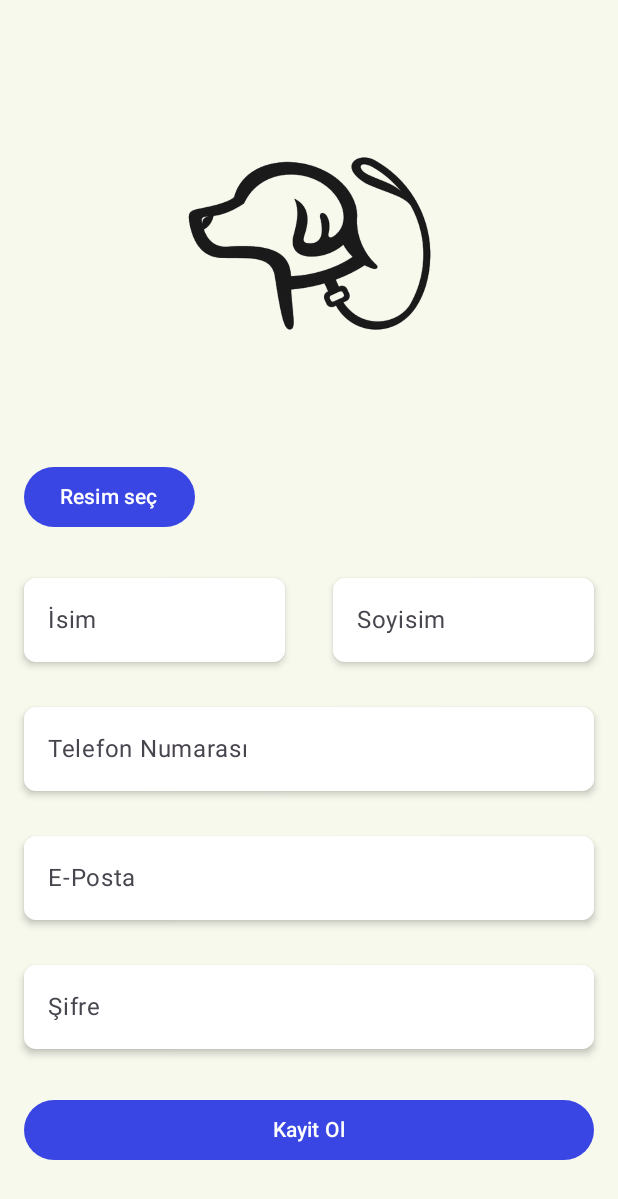
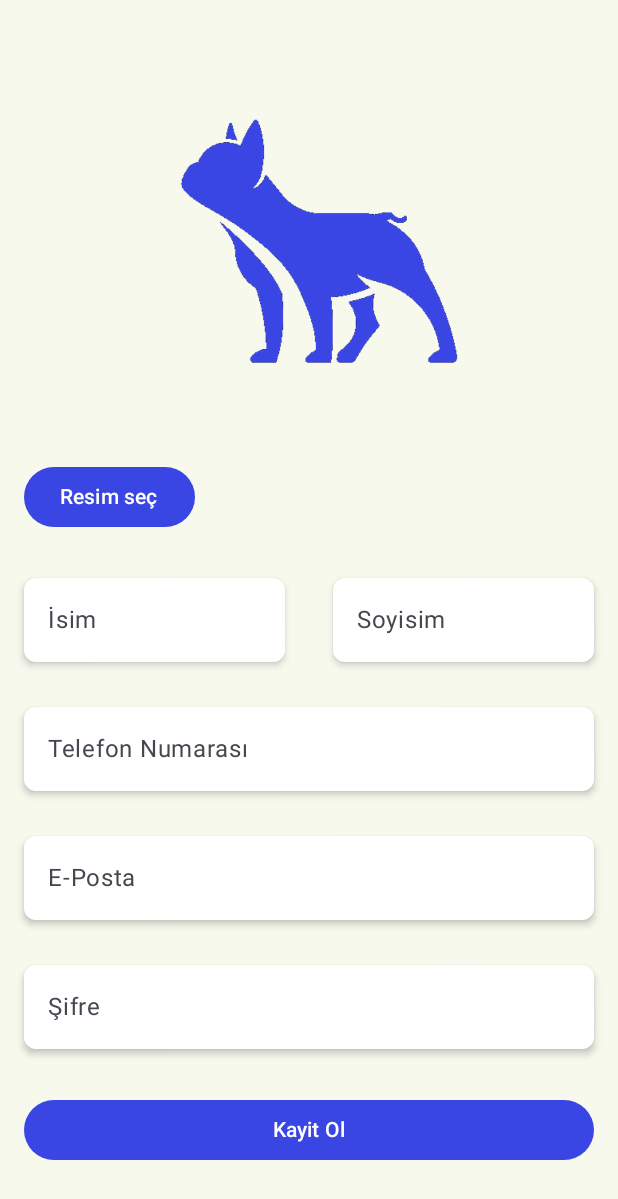
Before and after one commit to turkerdev/doge, an Android app built with Jetpack Compose: the SignupScreen screen opened through its navigation route, on a phone screen of 412 x 824 dp. Shown: the top 1199 px of the screen. Run offline under Robolectric (Android 15) with nearby library versions, the phone set to English and light mode, and no system bars; libraries missing offline, so code that uses them is left out: io.github.jan.supabase; 1 statement that could not run was skipped.

```diff
--- a/app/src/main/java/dev/turker/doge/ui/auth/SignupScreen.kt
+++ b/app/src/main/java/dev/turker/doge/ui/auth/SignupScreen.kt
@@ -66,7 +66,7 @@ fun SignupScreen() {
         ) {
 
             Image(
-                painter = painterResource(id = R.drawable.logodog),
+                painter = painterResource(id = R.drawable.logodog2),
                 contentDescription = null,
                 modifier = Modifier
                     .size(250.dp)
```
